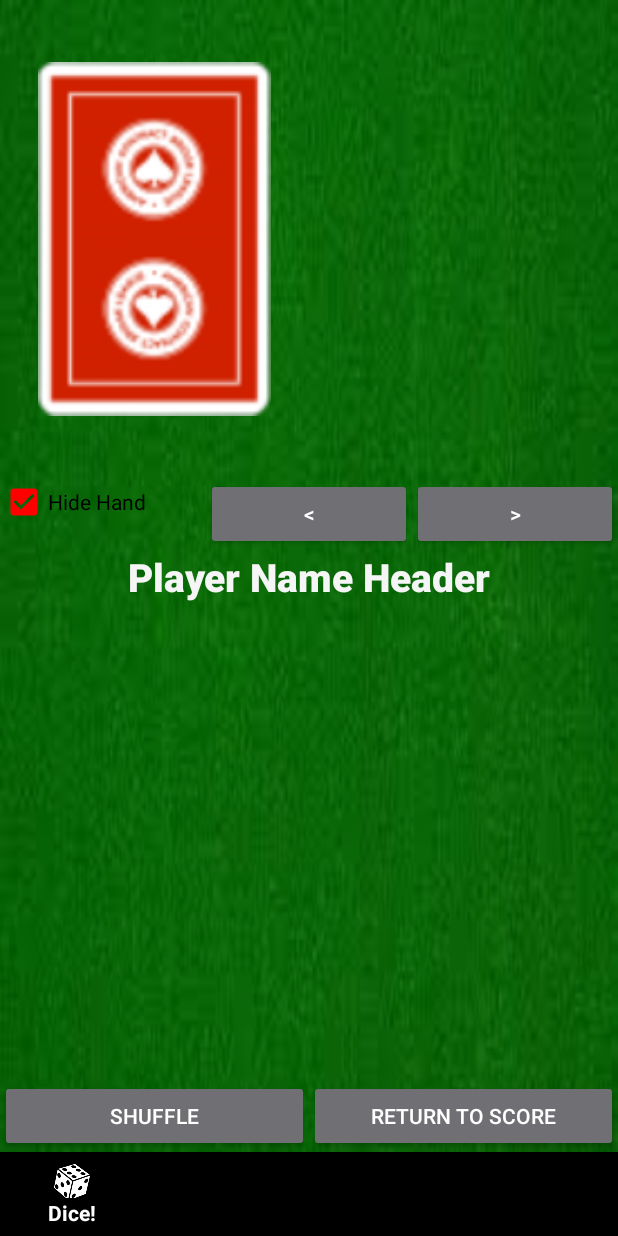
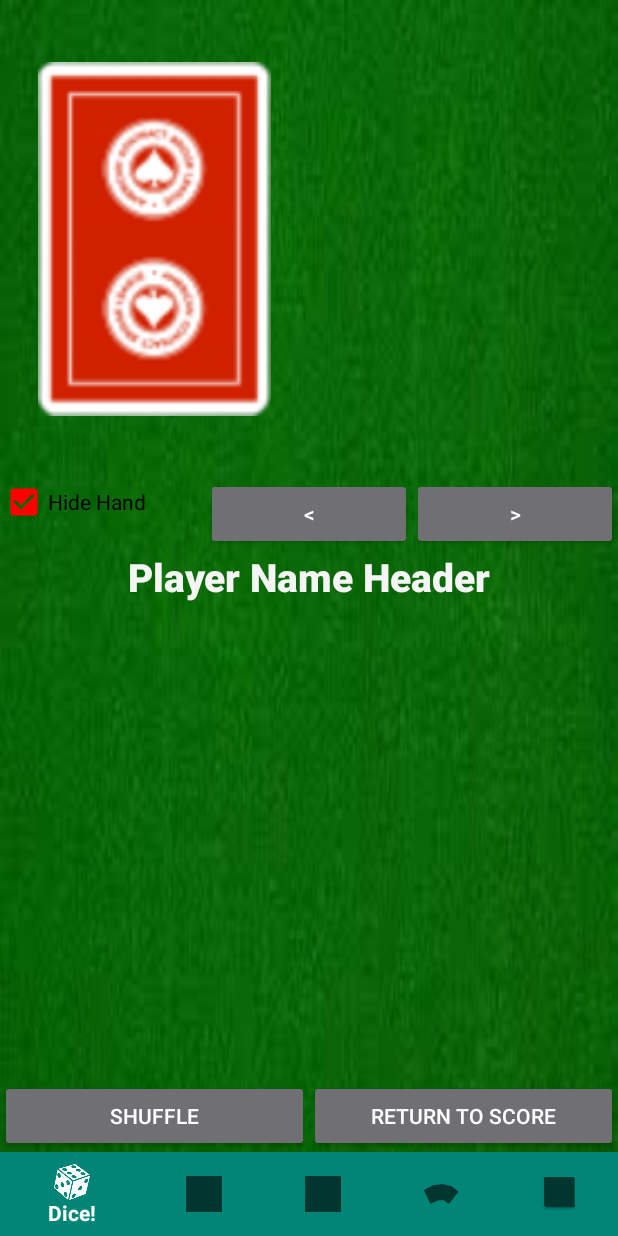
Before and after one commit to KarmaticNeutral/TabletopTools, an Android app: the CardGameActivity screen opened directly, with no data from a screen before it, on a phone screen of 412 x 824 dp. Run offline under Robolectric (Android 15) with nearby library versions, the phone set to English and light mode, and no system bars; 8 statements that could not run were skipped.

Commit message:
Fixed problems with the background and also changed the nav bar color to make it visible.

```diff
--- a/app/src/main/java/com/example/Table_Top_Gaming/CardGameActivity.java
+++ b/app/src/main/java/com/example/Table_Top_Gaming/CardGameActivity.java
@@ -44,6 +44,7 @@
     protected void onCreate(Bundle savedInstanceState) {
         super.onCreate(savedInstanceState);
         setContentView(R.layout.activity_card_game);
+        setTheme(R.style.AppThemeTwo);
 
         // Get the intent for this Activity
         Intent intent = getIntent();
--- a/app/src/main/java/com/example/Table_Top_Gaming/GridViewActivity.java
+++ b/app/src/main/java/com/example/Table_Top_Gaming/GridViewActivity.java
@@ -30,6 +30,7 @@
     protected void onCreate(Bundle savedInstanceState) {
         super.onCreate(savedInstanceState);
         setContentView(R.layout.activity_grid_view);
+        setTheme(R.style.AppThemeTwo);
 
         // Get the intent for this Activity
         Intent intent = getIntent();
--- a/app/src/main/res/layout/activity_add_resource_dialog.xml
+++ b/app/src/main/res/layout/activity_add_resource_dialog.xml
@@ -4,6 +4,7 @@
     xmlns:tools="http://schemas.android.com/tools"
     android:layout_width="match_parent"
     android:layout_height="match_parent"
+    android:background="#000000"
     tools:context=".AddResourceDialogActivity">
 
     <EditText
--- a/app/src/main/res/layout/activity_authentication.xml
+++ b/app/src/main/res/layout/activity_authentication.xml
@@ -7,6 +7,7 @@
     android:paddingLeft="16dp"
     android:paddingRight="16dp"
     android:paddingTop="16dp"
+    android:background="#000000"
     tools:context=".LoadGameActivity">
 
     <TextView
--- a/app/src/main/res/layout/activity_camera.xml
+++ b/app/src/main/res/layout/activity_camera.xml
@@ -4,6 +4,7 @@
     xmlns:tools="http://schemas.android.com/tools"
     android:layout_width="match_parent"
     android:layout_height="match_parent"
+    android:background="#000000"
     tools:context=".CameraActivity">
 
     <ImageView
--- a/app/src/main/res/layout/activity_edit_player_score_dialog.xml
+++ b/app/src/main/res/layout/activity_edit_player_score_dialog.xml
@@ -4,6 +4,7 @@
     xmlns:tools="http://schemas.android.com/tools"
     android:layout_width="match_parent"
     android:layout_height="match_parent"
+    android:background="#000000"
     tools:context=".EditPlayerScoreDialogActivity">
 
     <Button
--- a/app/src/main/res/layout/activity_game.xml
+++ b/app/src/main/res/layout/activity_game.xml
@@ -4,6 +4,7 @@
     xmlns:tools="http://schemas.android.com/tools"
     android:layout_width="match_parent"
     android:layout_height="match_parent"
+    android:background="#000000"
     tools:context=".GameActivity">
 
     <TextView
@@ -82,7 +83,7 @@
         android:layout_height="wrap_content"
         android:layout_marginStart="0dp"
         android:layout_marginEnd="0dp"
-        android:background="@color/colorPrimary"
+        android:background="#0926EE"
         app:layout_constraintBottom_toBottomOf="parent"
         app:layout_constraintLeft_toLeftOf="parent"
         app:layout_constraintRight_toRightOf="parent"
--- a/app/src/main/res/layout/activity_grid_view.xml
+++ b/app/src/main/res/layout/activity_grid_view.xml
@@ -2,6 +2,7 @@
 <android.support.constraint.ConstraintLayout xmlns:android="http://schemas.android.com/apk/res/android"
     android:layout_width="match_parent"
     android:layout_height="match_parent"
+    android:background="#000000"
     xmlns:app="http://schemas.android.com/apk/res-auto">
 
     <ScrollView
@@ -37,7 +38,7 @@
         android:layout_height="wrap_content"
         android:layout_marginStart="0dp"
         android:layout_marginEnd="0dp"
-        android:background="@color/colorPrimary"
+        android:background="#0926EE"
         app:layout_constraintBottom_toBottomOf="parent"
         app:layout_constraintLeft_toLeftOf="parent"
         app:layout_constraintRight_toRightOf="parent"
--- a/app/src/main/res/layout/activity_load_game.xml
+++ b/app/src/main/res/layout/activity_load_game.xml
@@ -4,6 +4,7 @@
     android:id="@+id/activity_load_game"
     android:layout_width="match_parent"
     android:layout_height="match_parent"
+    android:background="#000000"
     android:orientation="vertical">
 
     <TextView
--- a/app/src/main/res/layout/activity_login.xml
+++ b/app/src/main/res/layout/activity_login.xml
@@ -3,6 +3,7 @@
     xmlns:tools="http://schemas.android.com/tools"
     android:layout_width="match_parent"
     android:layout_height="match_parent"
+    android:background="#000000"
     tools:context=".LoginActivity">
     <LinearLayout
         android:layout_centerVertical="true"
--- a/app/src/main/res/layout/activity_main.xml
+++ b/app/src/main/res/layout/activity_main.xml
@@ -4,6 +4,7 @@
     xmlns:tools="http://schemas.android.com/tools"
     android:layout_width="match_parent"
     android:layout_height="match_parent"
+    android:background="#000000"
     tools:context=".MainActivity">
 
     <Button
--- a/app/src/main/res/layout/activity_new_game.xml
+++ b/app/src/main/res/layout/activity_new_game.xml
@@ -4,6 +4,7 @@
     xmlns:tools="http://schemas.android.com/tools"
     android:layout_width="match_parent"
     android:layout_height="match_parent"
+    android:background="#000000"
     tools:context=".NewGameActivity">
 
     <Button
--- a/app/src/main/res/layout/activity_roll_dice.xml
+++ b/app/src/main/res/layout/activity_roll_dice.xml
@@ -5,6 +5,7 @@
     xmlns:tools="http://schemas.android.com/tools"
     android:layout_width="match_parent"
     android:layout_height="match_parent"
+    android:background="#000000"
     tools:context=".RollDiceActivity">
 
     <TextView
--- a/app/src/main/res/layout/activity_save_game.xml
+++ b/app/src/main/res/layout/activity_save_game.xml
@@ -4,6 +4,7 @@
     xmlns:tools="http://schemas.android.com/tools"
     android:layout_width="match_parent"
     android:layout_height="match_parent"
+    android:background="#000000"
     tools:context=".SaveGameActivity">
 
     <Button
--- a/app/src/main/res/layout/custom_load_layout.xml
+++ b/app/src/main/res/layout/custom_load_layout.xml
@@ -2,6 +2,7 @@
 <RelativeLayout
     xmlns:android="http://schemas.android.com/apk/res/android"
     android:layout_width="match_parent"
+    android:background="#000000"
     android:layout_height="match_parent">
 
     <Button
--- a/app/src/main/res/layout/custom_player_name_layout.xml
+++ b/app/src/main/res/layout/custom_player_name_layout.xml
@@ -3,6 +3,7 @@
     android:layout_width="match_parent"
     android:layout_height="match_parent"
     xmlns:app="http://schemas.android.com/apk/res-auto"
+    android:background="#000000"
     android:id="@+id/player_name_parent">
 
     <EditText
--- a/app/src/main/res/layout/custom_resource_layout.xml
+++ b/app/src/main/res/layout/custom_resource_layout.xml
@@ -2,6 +2,7 @@
 <RelativeLayout
     xmlns:android="http://schemas.android.com/apk/res/android"
     android:layout_width="match_parent"
+    android:background="#000000"
     android:layout_height="match_parent">
 
     <TextView
--- a/app/src/main/res/values/styles.xml
+++ b/app/src/main/res/values/styles.xml
@@ -2,6 +2,18 @@
 
     <!-- Base application theme. -->
     <style name="AppTheme" parent="Theme.AppCompat.Light.NoActionBar">
+        <!-- Customize your theme here. -->
+        <item name="colorPrimary">#FFFFFF</item>
+        <item name="colorPrimaryDark">#000000</item>
+        <item name="colorAccent">#FF0000</item>
+        <item name="colorButtonNormal">#707074</item>
+        <!--<item name="android:background">#000000</item>-->
+        <item name="android:textColor">#FFFFFF</item>
+        <item name="android:editTextColor">#FFFFFF</item>
+        <item name="android:textColorHint">#FFFFFF</item>
+    </style>
+
+    <style name="AppThemeTwo" parent="Theme.AppCompat.Light.NoActionBar">
         <!-- Customize your theme here. -->
         <item name="colorPrimary">#FFFFFF</item>
         <item name="colorPrimaryDark">#000000</item>
```
Also changed, not shown: app/src/main/java/com/example/Table_Top_Gaming/GameActivity.java (+10 -0 lines).
